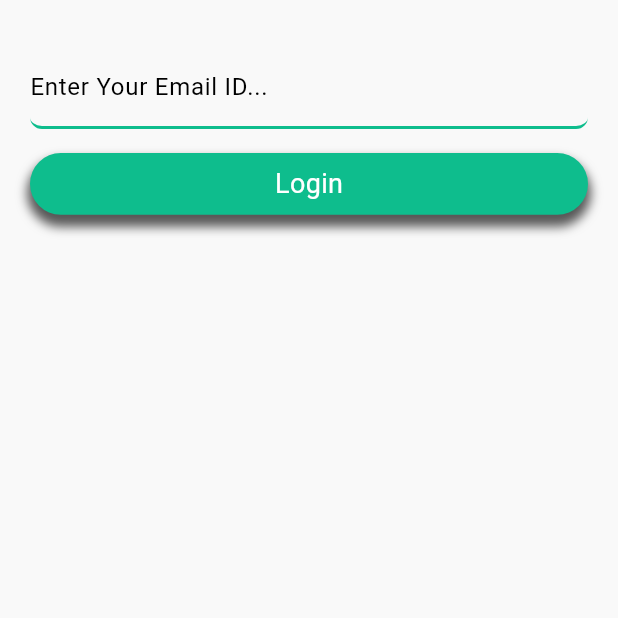
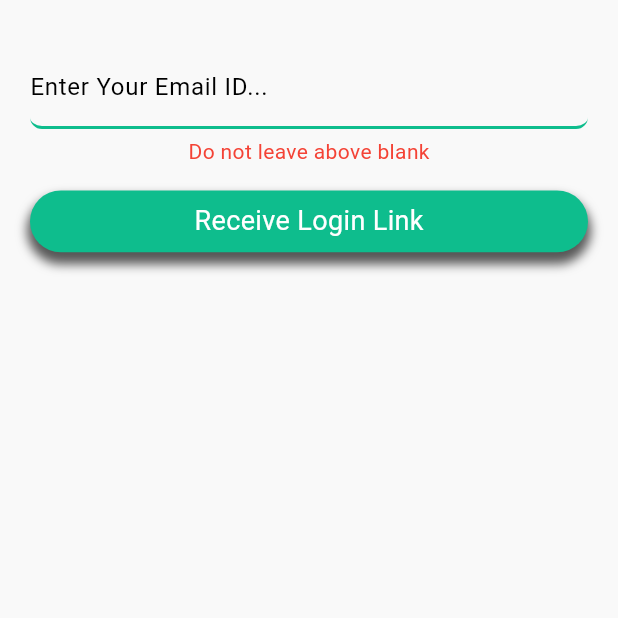
Before and after one commit to JackitudilinksG/cisf-app, a Flutter app: the screen it shows after launch, on a phone screen of 412 x 824 dp, the top half of it. Run offline on Flutter 3.47's test engine with Material 3 defaults, Android fonts, the phone set to English and light mode, and no system bars; our stand-ins replace geolocator, supabase_flutter; missing offline and left inert: qr_code_scanner; accounts and stored records are empty; Roboto replaces fonts that are missing (Readex Pro).

Commit message:
removed useless code and added fail check

```diff
--- a/cisf-app-folder/lib/main.dart
+++ b/cisf-app-folder/lib/main.dart
@@ -54,7 +54,6 @@ class _MyLoginPageState extends State<MyLoginPage> {
     super.dispose();
   }
 
-
   late String emailId;
 
   @override
@@ -79,11 +78,6 @@ class _MyLoginPageState extends State<MyLoginPage> {
                     fontSize: 16.0,
                     color: Colors.black,
                   ),
-                  hintStyle: const TextStyle(
-                    fontWeight: FontWeight.w400,
-                    fontSize: 16.0,
-                    color: Color(0xFF0EBD8D),
-                  ),
                   enabledBorder: UnderlineInputBorder(
                     borderSide: const BorderSide(
                       color: Color(0xFF0EBD8D),
@@ -93,21 +87,7 @@ class _MyLoginPageState extends State<MyLoginPage> {
                   ),
                   focusedBorder: UnderlineInputBorder(
                     borderSide: const BorderSide(
-                      color: Color(0xFF0EBD8D),
-                      width: 2,
-                    ),
-                    borderRadius: BorderRadius.circular(8),
-                  ),
-                  errorBorder: UnderlineInputBorder(
-                    borderSide: const BorderSide(
-                      color: Colors.red,
-                      width: 2,
-                    ),
-                    borderRadius: BorderRadius.circular(8),
-                  ),
-                  focusedErrorBorder: UnderlineInputBorder(
-                    borderSide: const BorderSide(
-                      color: Colors.orange,
+                      color: Color.fromARGB(255, 0, 255, 187),
                       width: 2,
                     ),
                     borderRadius: BorderRadius.circular(8),
@@ -116,20 +96,21 @@ class _MyLoginPageState extends State<MyLoginPage> {
                 onChanged: (newValue) {
                   emailId = newValue;
                 },
+              ),
+            ),
+            const Padding(
+              padding: EdgeInsetsDirectional.fromSTEB(0, 5, 0, 0),
+              child: Text(
+                'Do not leave above blank',
+                style: TextStyle(color: Colors.red),
               )
             ),
             Padding(
               padding: const EdgeInsetsDirectional.fromSTEB(0, 16, 0, 0),
               child: InkWell(
                 onTap: () async {
-                  final email = _emailcontroller.text.trim();
                   print("FIX AUTH LOGIN");
-                  Navigator.push(
-                    context,
-                    MaterialPageRoute(
-                      builder: (context) => MyHomePage(email: emailId)
-                    )
-                  );
+                  emailValidate();
                 },
                 child: Container(
                   width: double.infinity,
@@ -149,7 +130,7 @@ class _MyLoginPageState extends State<MyLoginPage> {
                   child: const Align(
                     alignment: AlignmentDirectional(0, 0),
                     child: Text(
-                      'Login',
+                      'Receive Login Link',
                       style: TextStyle(
                         fontFamily: 'Readex Pro',
                         color: Colors.white,
@@ -166,4 +147,20 @@ class _MyLoginPageState extends State<MyLoginPage> {
       ),
     );
   }
+
+  Widget ?emailValidate() {
+    if(emailId == Null){
+      return const Text(
+        'Email is required',
+        style: TextStyle(color: Colors.red),
+      );
+    } else {
+      Navigator.push(
+        context,
+        MaterialPageRoute(
+          builder: (context) => MyHomePage(email: emailId)
+        )
+      );
+    }
+  }
 }
```
